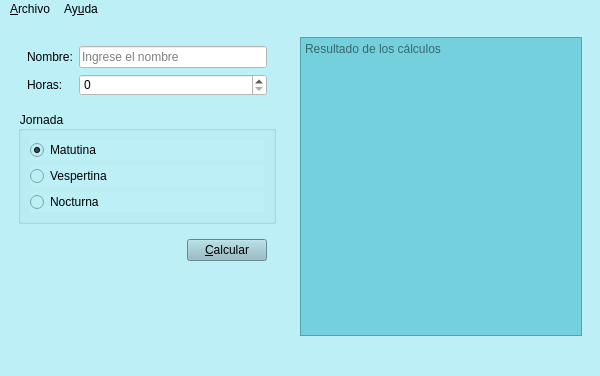
Before: the Qt Designer form salarios.ui in mguadalupe17/P61-Salarios, drawn with Qt 5.
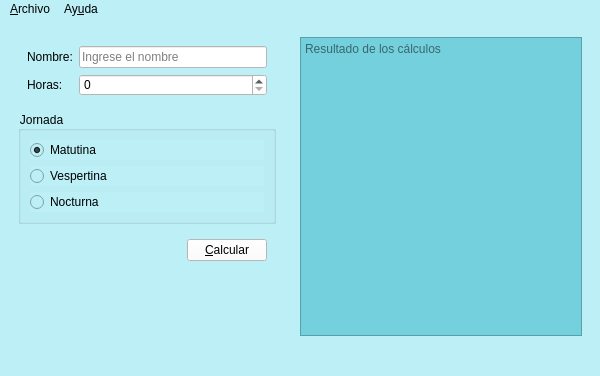
After: the same form once the commit is applied. Icons and pictures are not drawn.

Patch:
```diff
--- a/salarios.ui
+++ b/salarios.ui
@@ -133,7 +133,10 @@
           <item>
            <widget class="QPushButton" name="btnCalcular">
             <property name="styleSheet">
-             <string notr="true">background-color: rgb(143, 186, 195);</string>
+             <string notr="true">font: 600 9pt &quot;Yu Gothic UI Semibold&quot;;
+background-color: rgb(251, 248, 255);
+background-color: rgb(255, 255, 255);
+font: 10pt &quot;Segoe UI&quot;;</string>
             </property>
             <property name="text">
              <string>&amp;Calcular</string>
```
Left out of the diff: 37 changed lines with no effect on the pictures.
